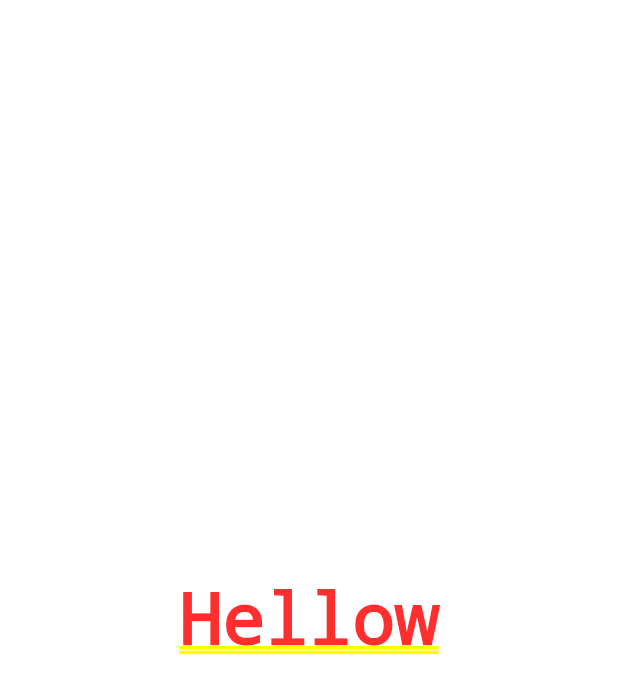
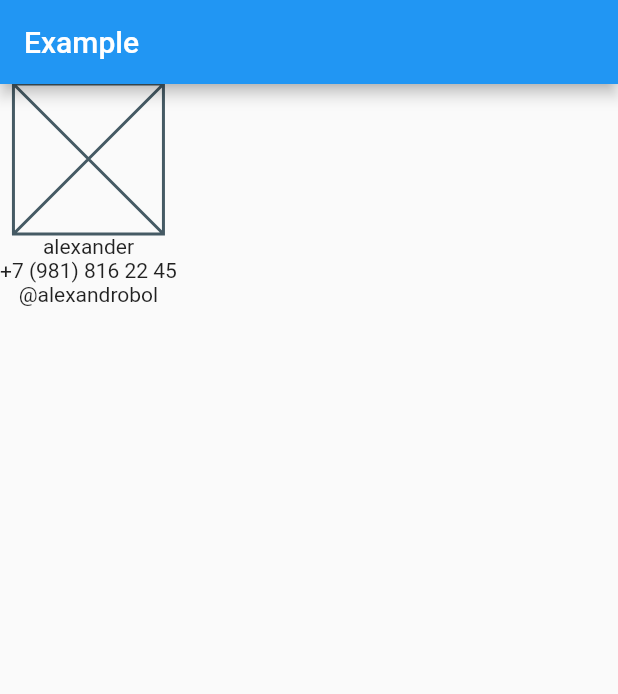
Before and after one commit to qweufibeze/charless, a Flutter app: the screen it shows after launch, on a phone screen of 412 x 824 dp. Shown: the top 694 px of the screen. Run offline on Flutter 3.47's test engine with Material 2 defaults, Android fonts, the phone set to English and light mode, and no system bars; our stand-ins replace firebase_core, flutter_bloc, mask_text_input_formatter; accounts and stored records are empty.

Commit message:
день 2

```diff
--- a/lib/widgets/my_app.dart
+++ b/lib/widgets/my_app.dart
@@ -1,3 +1,4 @@
+import 'package:charless_06/widgets/user_profile.dart';
 import 'package:flutter/material.dart';
 
 class App extends StatelessWidget{
@@ -6,9 +7,7 @@ class App extends StatelessWidget{
   @override
   Widget build(BuildContext context) {
     return const MaterialApp(
-      home: Center(
-        child: Text('Hellow'),
-      )
+      home: UserProfile(),
     );
   }
 }
--- a/lib/widgets/user_profile.dart
+++ b/lib/widgets/user_profile.dart
@@ -1 +1,31 @@
 import 'package:flutter/material.dart';
+
+class UserProfile extends StatelessWidget {
+  const UserProfile({super.key});
+
+  @override
+  Widget build(BuildContext context) {
+    return Scaffold(
+      appBar: AppBar(
+        title: const Text('Example'),
+      ),
+      body: SizedBox(
+        height: double.infinity,
+        child: Column(
+          crossAxisAlignment: CrossAxisAlignment.center,
+          mainAxisAlignment: MainAxisAlignment.start,
+          children: [
+            Container(
+                width: 100,
+                height: 100,
+                child: const Placeholder()
+            ),
+            const Text('alexander'),
+            const Text('+7 (981) 816 22 45'),
+            const Text('@alexandrobol')
+          ],
+        ),
+      ),
+    );
+  }
+}
```
Also changed, not shown: lib/main.dart (line endings or trailing spaces), pubspec.lock.
